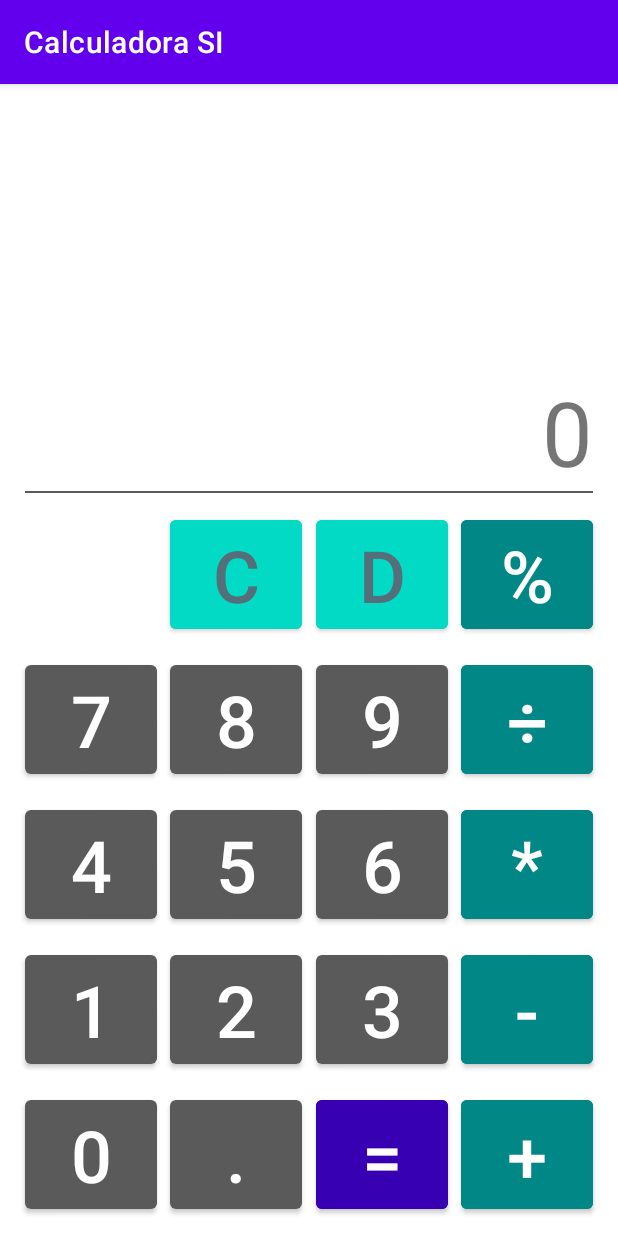
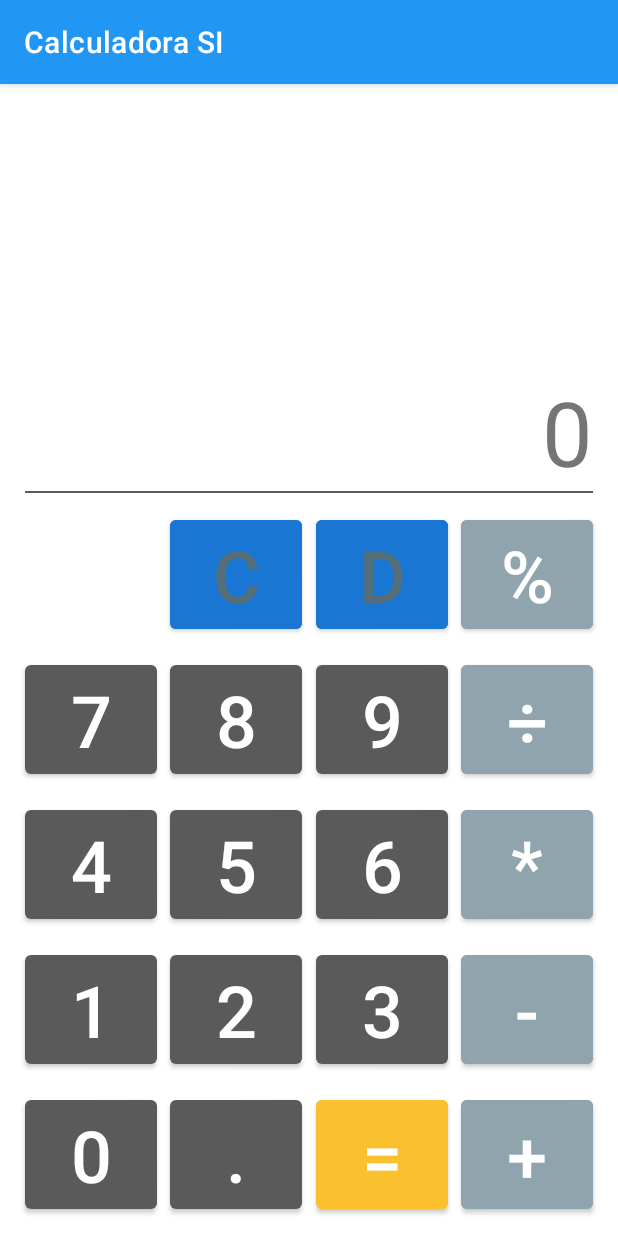
Before and after one commit to anacleto241/pdm-calc-fabricio, an Android app: the screen it shows after launch (MainActivity), on a phone screen of 412 x 824 dp. Run offline under Robolectric (Android 15) with nearby library versions, the phone set to English and light mode, and no system bars.

Commit message:
Atualização de cores

```diff
--- a/app/src/main/res/values/colors.xml
+++ b/app/src/main/res/values/colors.xml
@@ -1,10 +1,9 @@
-<?xml version="1.0" encoding="utf-8"?>
 <resources>
-    <color name="purple_200">#FFBB86FC</color>
-    <color name="purple_500">#FF6200EE</color>
-    <color name="purple_700">#FF3700B3</color>
-    <color name="teal_200">#FF03DAC5</color>
-    <color name="teal_700">#FF018786</color>
+    <color name="blue_200">#90CAF9</color>
+    <color name="blue_500">#2196F3</color>
+    <color name="blue_700">#1976D2</color>
+    <color name="blue_gray">#90A4AE</color>
+    <color name="yellow_700">#FBC02D</color>
     <color name="black">#FF000000</color>
     <color name="white">#FFFFFFFF</color>
     <color name="gray">#5A5A5A</color>
--- a/app/src/main/res/values/themes.xml
+++ b/app/src/main/res/values/themes.xml
@@ -1,18 +1,14 @@
 <resources xmlns:tools="http://schemas.android.com/tools">
-    <!-- Base application theme. -->
     <style name="Theme.Calc" parent="Theme.MaterialComponents.DayNight.DarkActionBar">
-        <!-- Primary brand color. -->
-        <item name="colorPrimary">@color/purple_500</item>
-        <item name="colorPrimaryVariant">@color/purple_700</item>
+        <item name="colorPrimary">@color/blue_500</item>
+        <item name="colorPrimaryVariant">@color/blue_700</item>
         <item name="colorOnPrimary">@color/white</item>
-        <!-- Secondary brand color. -->
-        <item name="colorSecondary">@color/teal_200</item>
-        <item name="colorSecondaryVariant">@color/teal_700</item>
+
+        <item name="colorSecondary">@color/blue_700</item>
+        <item name="colorSecondaryVariant">@color/yellow_700</item>
         <item name="colorOnSecondary">@color/black</item>
-        <!-- Status bar color. -->
+
         <item name="android:statusBarColor" tools:targetApi="l">?attr/colorPrimaryVariant</item>
-
-        <!-- Customize your theme here. -->
         <item name="materialButtonStyle">@style/AppButton</item>
     </style>
 
@@ -21,14 +17,14 @@
     </style>
 
     <style name="AppTheme.Other.Button" parent="Widget.MaterialComponents.Button">
-        <item name="android:backgroundTint">?attr/colorSecondary</item>
+        <item name="android:backgroundTint">?attr/colorSecondary</item> <!-- amarelo -->
     </style>
 
     <style name="ButtonOperacaoTheme" parent="Widget.MaterialComponents.Button.TextButton">
-        <item name="android:backgroundTint">?attr/colorSecondaryVariant</item>
+        <item name="android:backgroundTint">@color/blue_gray</item> <!-- cinza azulado -->
     </style>
 
     <style name="AppTheme.Equal.Button" parent="Widget.MaterialComponents.Button">
-        <item name="android:backgroundTint">?attr/colorPrimaryVariant</item>
+        <item name="android:backgroundTint">@color/yellow_700</item> <!-- amarelo escuro -->
     </style>
 </resources>
```
